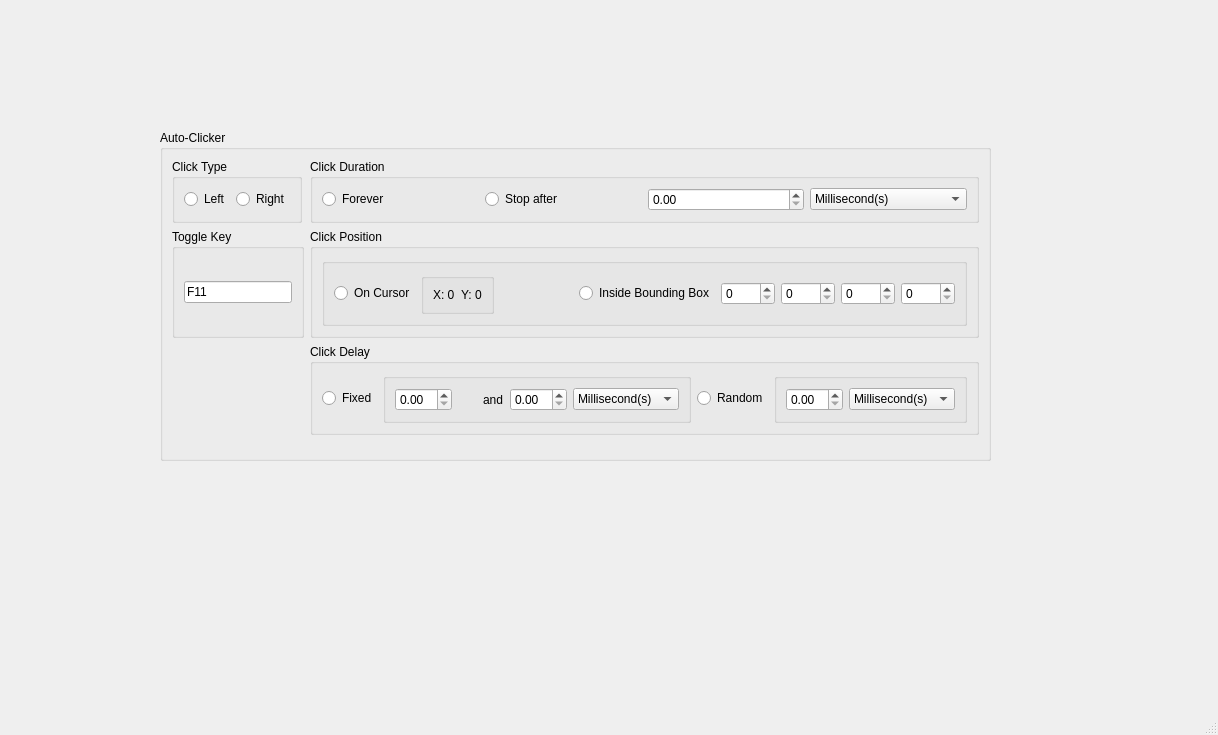
Above: mainwindow.ui from apesci1/auto-clicker before the change. Below: the same form after it.
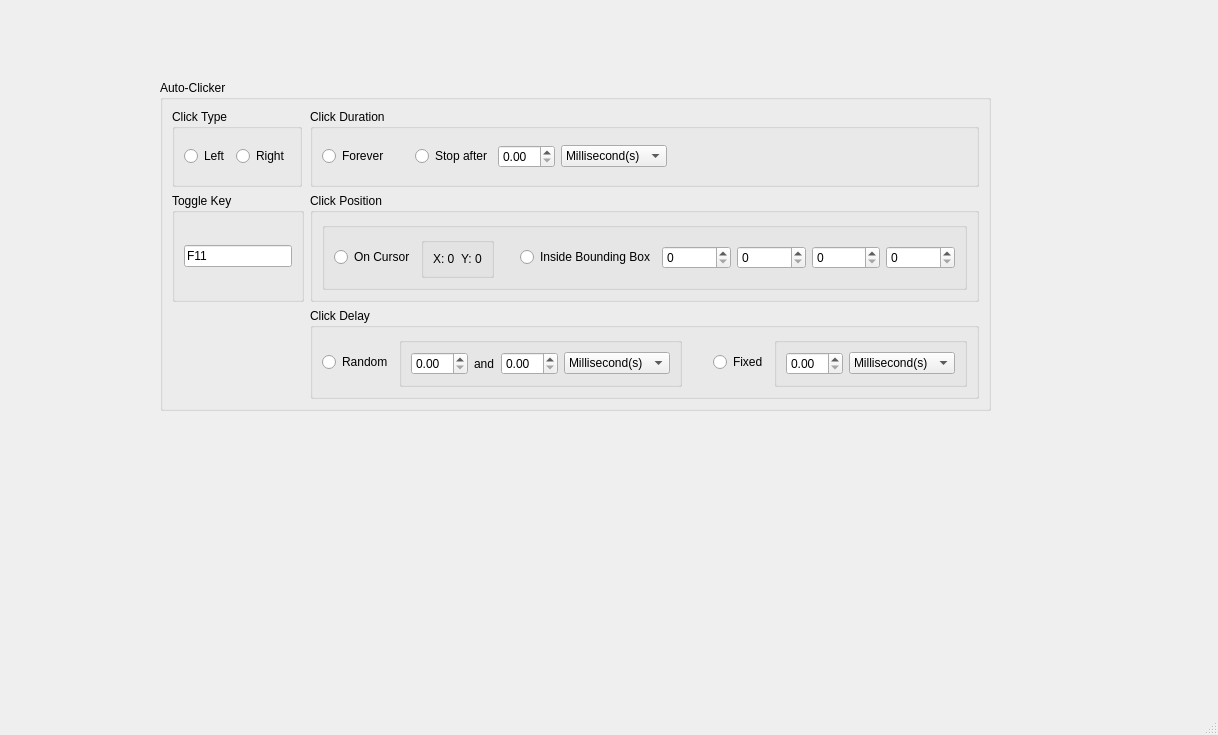
That is the form after the change.

What changed in the file:
```diff
--- a/mainwindow.ui
+++ b/mainwindow.ui
@@ -18,7 +18,7 @@
     <property name="geometry">
      <rect>
       <x>160</x>
-      <y>130</y>
+      <y>80</y>
       <width>831</width>
       <height>331</height>
      </rect>
@@ -63,6 +63,19 @@
           </property>
          </widget>
         </item>
+        <item>
+         <spacer name="verticalSpacer">
+          <property name="orientation">
+           <enum>Qt::Vertical</enum>
+          </property>
+          <property name="sizeHint" stdset="0">
+           <size>
+            <width>20</width>
+            <height>40</height>
+           </size>
+          </property>
+         </spacer>
+        </item>
         <item>
          <widget class="QRadioButton" name="clickControlStopAfterRadioButton">
           <property name="text">
@@ -92,6 +105,19 @@
           </item>
          </widget>
         </item>
+        <item>
+         <spacer name="horizontalSpacer_3">
+          <property name="orientation">
+           <enum>Qt::Horizontal</enum>
+          </property>
+          <property name="sizeHint" stdset="0">
+           <size>
+            <width>40</width>
+            <height>20</height>
+           </size>
+          </property>
+         </spacer>
+        </item>
        </layout>
       </widget>
      </item>
@@ -121,9 +147,9 @@
        </property>
        <layout class="QHBoxLayout" name="horizontalLayout">
         <item>
-         <widget class="QRadioButton" name="fixedDelayRadioButton">
+         <widget class="QRadioButton" name="randomDelayRadioButton">
           <property name="text">
-           <string>Fixed</string>
+           <string>Random</string>
           </property>
          </widget>
         </item>
@@ -136,19 +162,6 @@
            <item>
             <widget class="QDoubleSpinBox" name="randomDelayStartDoubleSpinBox"/>
            </item>
-           <item>
-            <spacer name="randomDelaySpacerHorizontal_lhs">
-             <property name="orientation">
-              <enum>Qt::Horizontal</enum>
-             </property>
-             <property name="sizeHint" stdset="0">
-              <size>
-               <width>40</width>
-               <height>20</height>
-              </size>
-             </property>
-            </spacer>
-           </item>
            <item>
             <widget class="QLabel" name="randomDelayAndLabel">
              <property name="text">
@@ -182,9 +195,22 @@
          </widget>
         </item>
         <item>
-         <widget class="QRadioButton" name="randomDelayRadioButton">
+         <spacer name="horizontalSpacer_2">
+          <property name="orientation">
+           <enum>Qt::Horizontal</enum>
+          </property>
+          <property name="sizeHint" stdset="0">
+           <size>
+            <width>40</width>
+            <height>20</height>
+           </size>
+          </property>
+         </spacer>
+        </item>
+        <item>
+         <widget class="QRadioButton" name="fixedDelayRadioButton">
           <property name="text">
-           <string>Random</string>
+           <string>Fixed</string>
           </property>
          </widget>
         </item>
@@ -267,12 +293,12 @@
            <item>
             <spacer name="horizontalSpacer">
              <property name="orientation">
-              <enum>Qt::Horizontal</enum>
+              <enum>Qt::Vertical</enum>
              </property>
              <property name="sizeHint" stdset="0">
               <size>
-               <width>40</width>
-               <height>20</height>
+               <width>20</width>
+               <height>40</height>
               </size>
              </property>
             </spacer>
```
Left out of the diff: 2 changed lines with no effect on the pictures.
